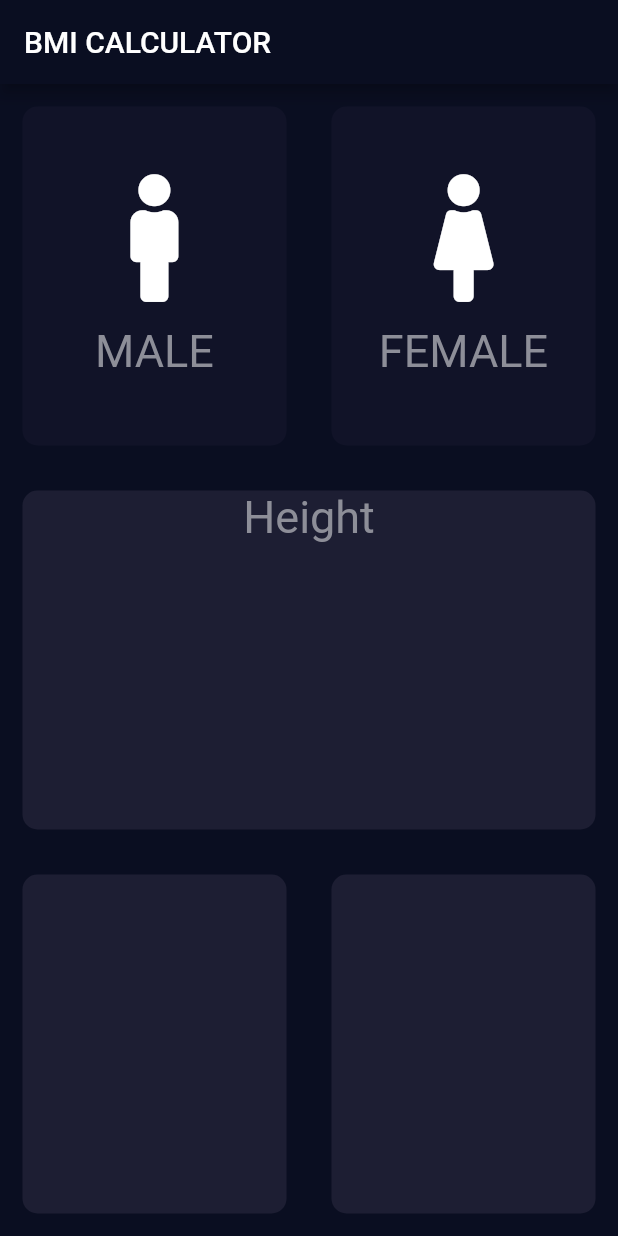
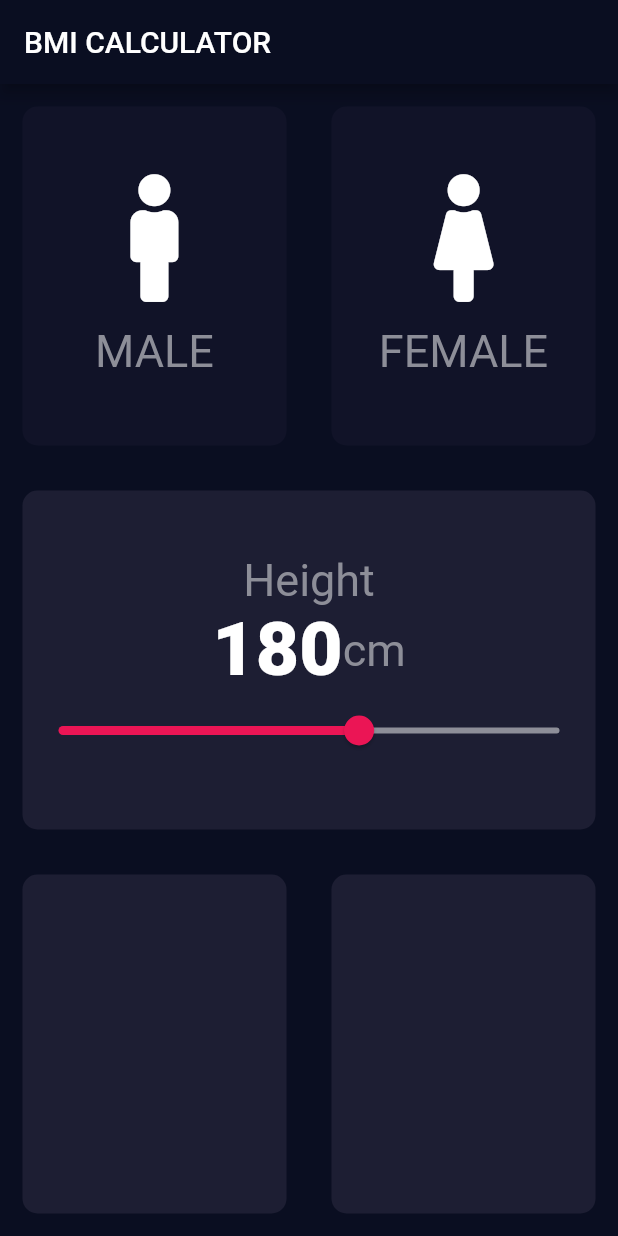
Before and after one commit to saqlainabbas068/flutter_BMICalculator_app, a Flutter app: the screen it shows after launch, on a phone screen of 412 x 824 dp. Run offline on Flutter 3.47's test engine with Material 2 defaults, Android fonts, the phone set to English and light mode, and no system bars; our stand-ins replace font_awesome_flutter.

Commit message:
Done Lecture 65 : how to add slider in flutter app

```diff
--- a/lib/ConstantFile.dart
+++ b/lib/ConstantFile.dart
@@ -6,5 +6,10 @@ const deactiveColor = Color(0xFF111328);
 const kLabelStyle = TextStyle(
 fontSize: 30.0,
 color: Color(0xFF8D8E98),
+);
 
+const kNumberStyle=TextStyle(fontSize: 50.0,fontWeight: FontWeight.w900,) ;
+const kLargeButtonStyle=TextStyle(
+  fontSize: 25.0,
+  fontWeight: FontWeight.bold,
 );
--- a/lib/input_page.dart
+++ b/lib/input_page.dart
@@ -21,6 +21,9 @@ class InputPage extends StatefulWidget
 
 class _InputPageState extends State<InputPage> {
  Gender selectGender;
+ int sliderHeight = 180;
+ int sliderWeight =  60;
+ int sliderAge = 20;
   /*
  Color maleColor = deactiveColor;
   Color femaleColor = deactiveColor;
@@ -45,7 +48,7 @@ class _InputPageState extends State<InputPage> {
         title: Text('BMI CALCULATOR' ),
       ),
       body: Column(
-          crossAxisAlignment: CrossAxisAlignment.stretch,
+          crossAxisAlignment : CrossAxisAlignment.stretch,
       children: <Widget>[
         Expanded(child: Row(
           children: <Widget>[
@@ -86,8 +89,28 @@ class _InputPageState extends State<InputPage> {
         Expanded(child: new RepeatContainerCode(
           colors: Color(0xFF1D1E33),
           cardWidget: Column(
+            mainAxisAlignment: MainAxisAlignment.center,
             children: <Widget>[
               Text('Height',style: kLabelStyle),
+              Row(
+                mainAxisAlignment: MainAxisAlignment.center,
+                children: [
+                  Text(sliderHeight.toString(),style: kNumberStyle,),
+                  Text('cm',style: kLabelStyle,),
+                ],
+              ),
+              Slider(
+                  value: sliderHeight.toDouble(),
+                  min: 120.0,
+                  max: 220.0,
+                  activeColor: Color(0xFFEB1555),
+                  inactiveColor: Color(0xFF8D8E98),
+                  onChanged: (double newValue){
+                    setState(() {
+                      sliderHeight = newValue.round();
+                    });
+                  }
+              ),
 
             ],
 
```
